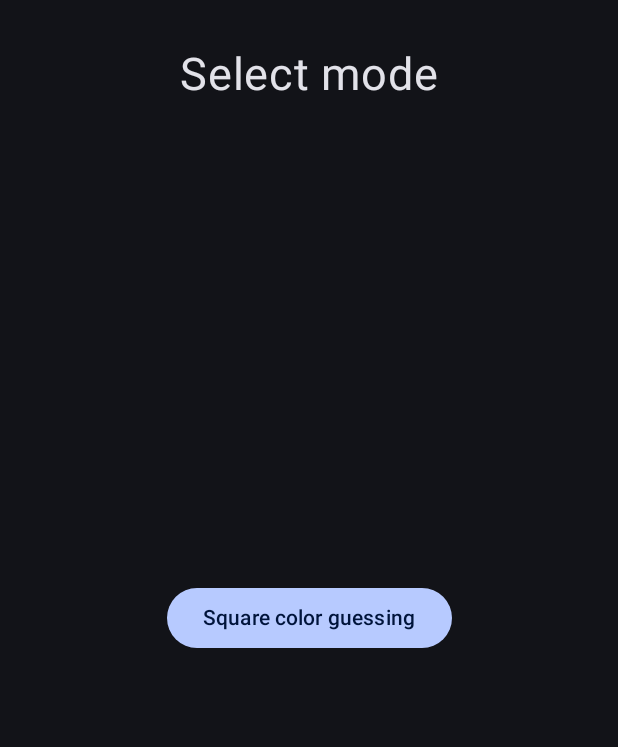
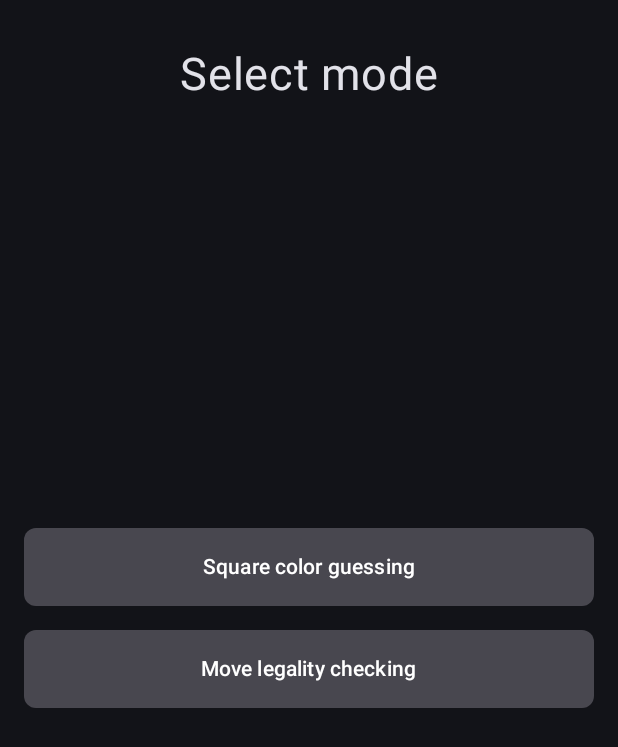
Before and after one commit to andreyeyy/blindfold-chess, an Android app built with Jetpack Compose: the screen it shows after launch (ModeSelectionActivity), after a tap on "Start", on a phone screen of 412 x 824 dp. Shown: the top 747 px of the screen. Run offline under Robolectric (Android 15) with nearby library versions, the phone set to English and light mode, and no system bars.

Commit message:
Change menu buttons design, add mode 2

```diff
--- /dev/null
+++ b/app/src/main/java/com/example/blindfoldchess/Composables.kt
@@ -0,0 +1,59 @@
+package com.example.blindfoldchess
+
+import androidx.compose.foundation.BorderStroke
+import androidx.compose.foundation.layout.PaddingValues
+import androidx.compose.foundation.layout.fillMaxWidth
+import androidx.compose.foundation.layout.padding
+import androidx.compose.foundation.shape.RoundedCornerShape
+import androidx.compose.material3.Button
+import androidx.compose.material3.ButtonDefaults
+import androidx.compose.material3.OutlinedButton
+import androidx.compose.material3.Text
+import androidx.compose.runtime.Composable
+import androidx.compose.ui.Modifier
+import androidx.compose.ui.graphics.Color
+import androidx.compose.ui.unit.dp
+
+@Composable
+fun MenuButton(
+    onClick: () -> Unit,
+    text: String,
+    modifier: Modifier = Modifier
+) {
+    Button(
+        onClick = onClick,
+
+        modifier = modifier
+            .fillMaxWidth()
+            .padding(horizontal = 16.dp, vertical = 8.dp),
+
+        colors = ButtonDefaults.buttonColors(
+            containerColor = Color(0xFF48474F),
+            contentColor = Color.White
+        ),
+
+        shape = RoundedCornerShape(8.dp),
+
+        contentPadding = PaddingValues(16.dp)
+    ) {
+        Text(text = text)
+    }
+}
+
+
+@Composable
+fun AnswerButton(
+    text: String,
+    onClick: () -> Unit,
+    modifier: Modifier = Modifier
+) {
+    OutlinedButton(
+        onClick = onClick,
+        modifier = modifier,
+        shape = RoundedCornerShape(8.dp),
+        border = BorderStroke(2.dp, Color.Gray),
+        colors = ButtonDefaults.outlinedButtonColors(contentColor = Color.Gray)
+    ) {
+        Text(text)
+    }
+}
--- a/app/src/main/java/com/example/blindfoldchess/MainActivity.kt
+++ b/app/src/main/java/com/example/blindfoldchess/MainActivity.kt
@@ -11,7 +11,6 @@ import androidx.compose.foundation.layout.Column
 import androidx.compose.foundation.layout.fillMaxSize
 import androidx.compose.foundation.layout.padding
 import androidx.compose.foundation.layout.size
-import androidx.compose.material3.Button
 import androidx.compose.material3.MaterialTheme
 import androidx.compose.material3.Surface
 import androidx.compose.material3.Text
@@ -74,12 +73,12 @@ fun MainScreen() {
             verticalArrangement = Arrangement.Center,
             horizontalAlignment = Alignment.CenterHorizontally
         ) {
-            Button(onClick = { context.startActivity(Intent(context, ModeSelectionActivity::class.java)) }) {
-                Text("Start")
-            }
-            Button(onClick = { context.startActivity(Intent(context, TutorialActivity::class.java)) }) {
-                Text("Tutorial")
-            }
+            MenuButton(
+                text="Start",
+                onClick = { context.startActivity(Intent(context, ModeSelectionActivity::class.java)) })
+            MenuButton(
+                text="Tutorial",
+                onClick = { context.startActivity(Intent(context, TutorialActivity::class.java)) })
         }
     }
 }
--- a/app/src/main/java/com/example/blindfoldchess/ModeSelectionActivity.kt
+++ b/app/src/main/java/com/example/blindfoldchess/ModeSelectionActivity.kt
@@ -9,10 +9,10 @@ import androidx.compose.foundation.layout.Box
 import androidx.compose.foundation.layout.Column
 import androidx.compose.foundation.layout.fillMaxSize
 import androidx.compose.foundation.layout.padding
-import androidx.compose.material3.Button
 import androidx.compose.material3.MaterialTheme
 import androidx.compose.material3.Surface
 import androidx.compose.material3.Text
+import androidx.compose.runtime.Composable
 import androidx.compose.ui.Alignment
 import androidx.compose.ui.Modifier
 import androidx.compose.ui.platform.LocalContext
@@ -29,6 +29,15 @@ class ModeSelectionActivity : ComponentActivity() {
                     modifier = Modifier.fillMaxSize(),
                     color = MaterialTheme.colorScheme.background
                 ) {
+                    ModeSelectionScreen()
+                }
+            }
+        }
+    }
+}
+
+@Composable
+fun ModeSelectionScreen() {
     val context = LocalContext.current
     Box(modifier = Modifier.fillMaxSize()) {
         Text(
@@ -41,20 +50,15 @@ class ModeSelectionActivity : ComponentActivity() {
             verticalArrangement = Arrangement.Center,
             horizontalAlignment = Alignment.CenterHorizontally
         ) {
-                            Button(onClick = {
-                                context.startActivity(
-                                    Intent(
-                                        context,
-                                        Mode1Activity::class.java
+            MenuButton(
+                text="Square color guessing",
+                onClick = {context.startActivity(Intent(context, Mode1Activity::class.java))}
             )
+            MenuButton(
+                text="Move legality checking",
+                onClick = {context.startActivity(Intent(context, Mode2Activity::class.java))}
             )
-                            }) {
-                                Text("Square color guessing")
+
         }
     }
 }
-                }
-            }
-        }
-    }
-}
--- a/app/src/main/java/com/example/blindfoldchess/ui/theme/Theme.kt
+++ b/app/src/main/java/com/example/blindfoldchess/ui/theme/Theme.kt
@@ -1,8 +1,6 @@
 package com.example.blindfoldchess.ui.theme
 
-import android.app.Activity
 import android.os.Build
-import androidx.compose.foundation.isSystemInDarkTheme
 import androidx.compose.material3.MaterialTheme
 import androidx.compose.material3.darkColorScheme
 import androidx.compose.material3.dynamicDarkColorScheme
```
Also changed, not shown: app/src/main/AndroidManifest.xml (+5 -2 lines), app/src/main/java/com/example/blindfoldchess/Mode1Activity.kt (+2 -26 lines), app/src/main/java/com/example/blindfoldchess/Mode2Activity.kt (added, +29 -0 lines). Lines whose indentation alone changed are shown as unchanged.
